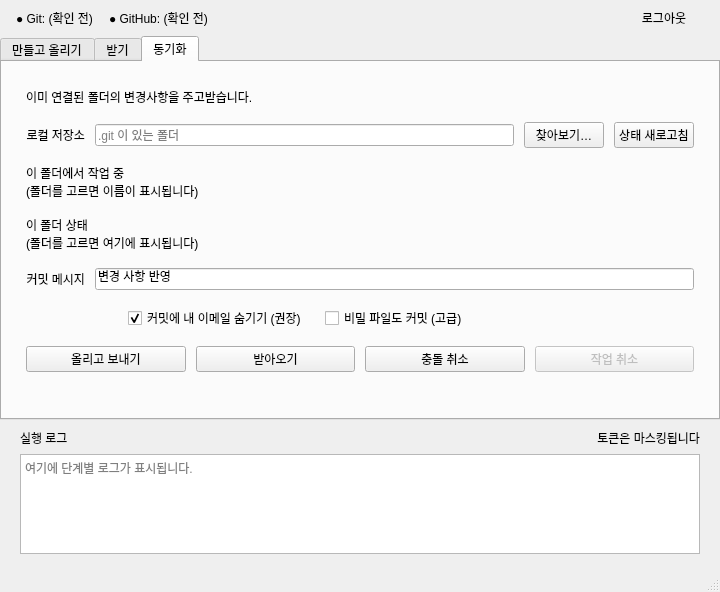
First picture: the form in ui/main_window.ui, repository seongbin45/CloneUp, before the edit.
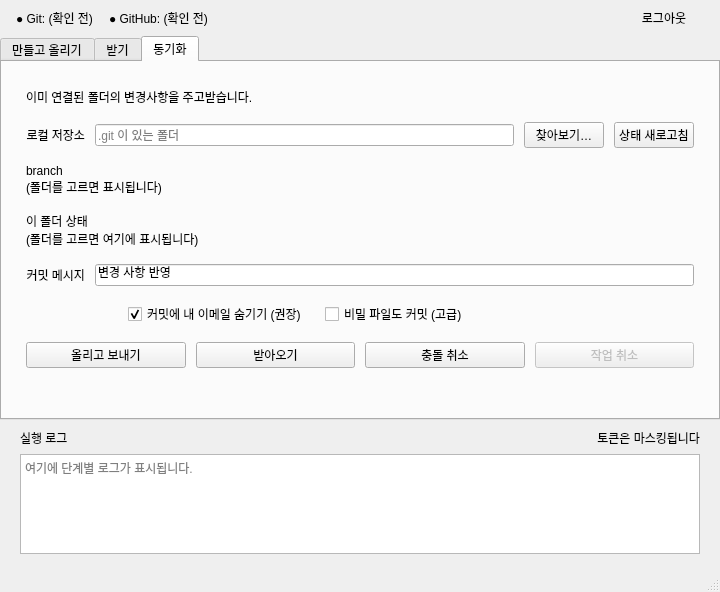
Second picture: the form after the edit. The open tabs and pages were chosen to show the change.

Commit message: fix: simple branch label on sync tab for readability

What changed in the file:
```diff
--- a/ui/main_window.ui
+++ b/ui/main_window.ui
@@ -706,8 +706,8 @@
         <item>
          <widget class="QLabel" name="labelSyncBranch">
           <property name="text">
-           <string>이 폴더에서 작업 중
-(폴더를 고르면 이름이 표시됩니다)</string>
+           <string>branch
+(폴더를 고르면 표시됩니다)</string>
           </property>
           <property name="wordWrap">
            <bool>true</bool>
```
Left out of the diff: 5 changed lines with no effect on the pictures. The commit also changes 2 other files.
